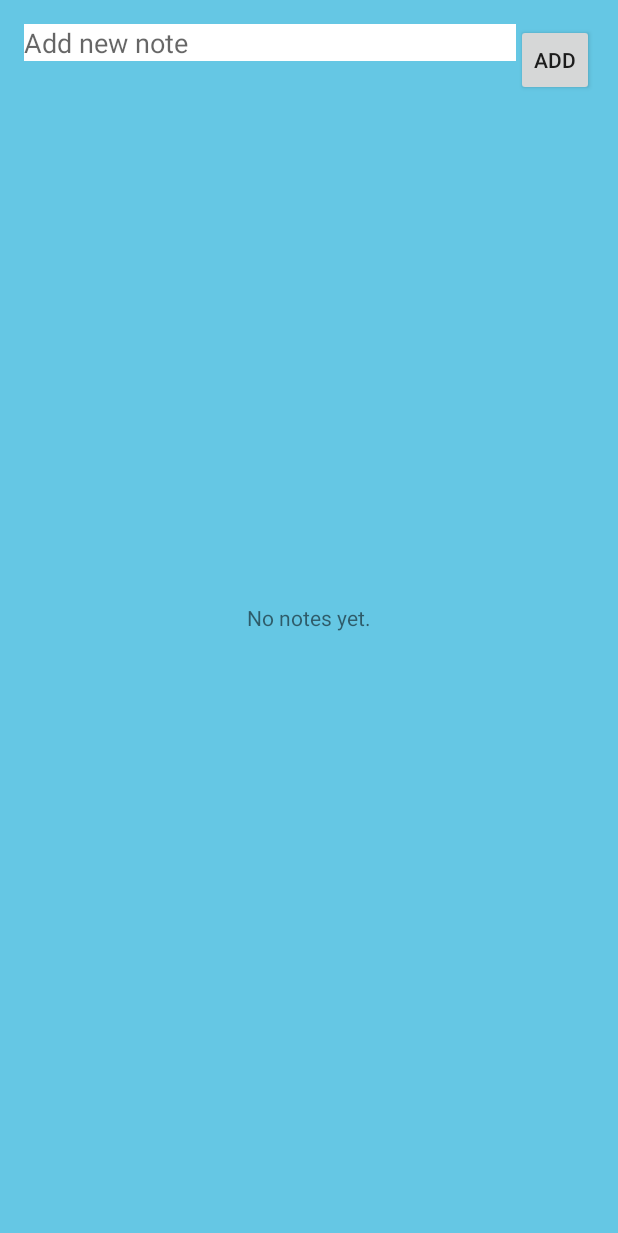
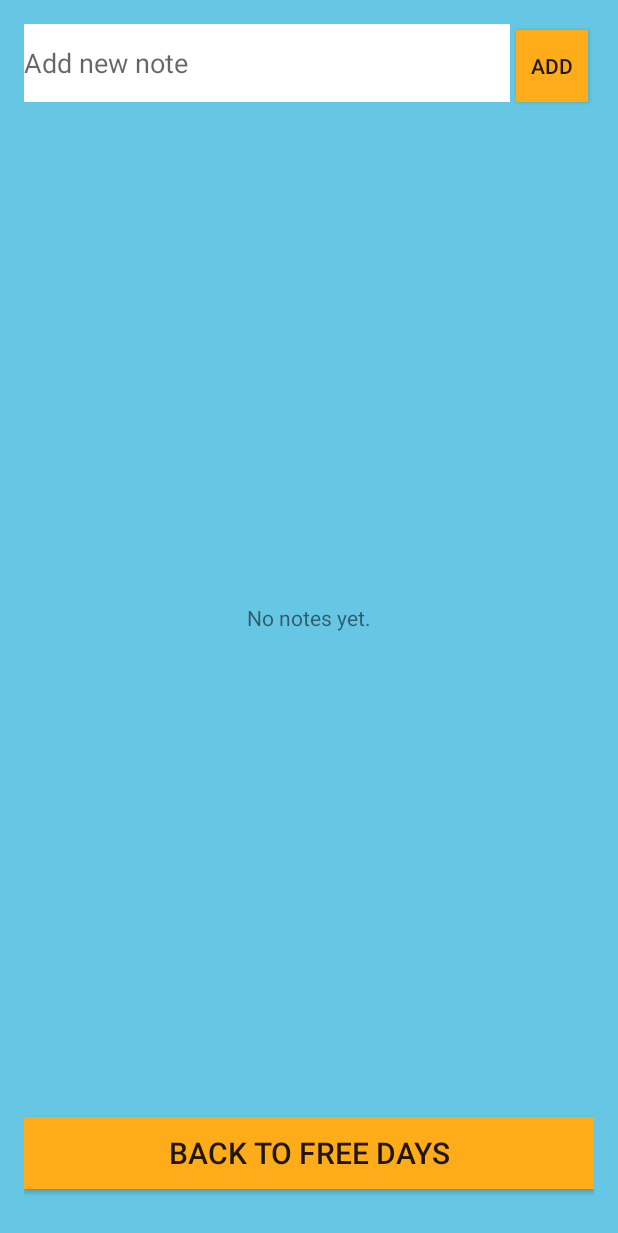
Before and after one commit to nifferdil/Free-Days, an Android app: the CategoryActivity screen opened directly, with no data from a screen before it, on a phone screen of 412 x 824 dp. Shown: the top 1233 px of the screen. Run offline under Robolectric (Android 15) with nearby library versions, the phone set to English and light mode, and no system bars; libraries missing offline, so code that uses them is left out: com.activeandroid, com.activeandroid.annotation, com.activeandroid.query; 4 statements that could not run were skipped.

Commit message:
Adjust layout colors to add orange buttons

```diff
--- a/app/src/main/java/Models/Note.java
+++ b/app/src/main/java/Models/Note.java
@@ -61,7 +61,7 @@ public class Note extends Model{
 //    }
 
     public String getFormattedTime() {
-        SimpleDateFormat formatter = new SimpleDateFormat("EEEE, MMMM d 'at' h:mm");
+        SimpleDateFormat formatter = new SimpleDateFormat("EEE, MMM d 'at' h:mma");
         formatter.setTimeZone(TimeZone.getTimeZone("America/Los Angeles"));
         return formatter.format(mCreatedAt);
     }
--- a/app/src/main/java/UI/CategoryActivity.java
+++ b/app/src/main/java/UI/CategoryActivity.java
@@ -1,6 +1,7 @@
 package ui;
 
 import android.app.ListActivity;
+import android.content.Intent;
 import android.os.Bundle;
 import android.view.View;
 import android.widget.Button;
@@ -20,6 +21,7 @@ public class CategoryActivity extends ListActivity {
     private Category mCategory;
     private ArrayList<Note> mNotes;
     private Button mNewNoteButton;
+    private Button mDaysButton;
     private EditText mNewNoteText;
     private User mUser;
 //    private ArrayAdapter<String> mAdapter;
@@ -37,7 +39,7 @@ public class CategoryActivity extends ListActivity {
         mNewNoteText = (EditText) findViewById(R.id.newNoteText);
 
         mNotes = new ArrayList<Note>();
-        for ( Note note : mCategory.notes() ) {
+        for (Note note : mCategory.notes()) {
             mNotes.add(note);
         }
 
@@ -53,13 +55,23 @@ public class CategoryActivity extends ListActivity {
                 addNote();
             }
         });
+
+        mDaysButton = (Button) findViewById(R.id.daysButton);
+        mDaysButton.setOnClickListener(new View.OnClickListener() {
+            @Override
+            public void onClick(View v) {
+                Intent intent = new Intent(CategoryActivity.this, FreeDaysActivity.class);
+                startActivity(intent);
+            }
+        });
     }
 
             private void addNote() {
-        String content =  mNewNoteText.getText().toString();
+                String content = mNewNoteText.getText().toString();
                 Note newNote = new Note(content, mCategory);
                 newNote.save();
                 mNotes.add(newNote);
                 mAdapter.notifyDataSetChanged();
+                mNewNoteText.setText("");
             }
         }
--- a/app/src/main/res/layout/activity_category.xml
+++ b/app/src/main/res/layout/activity_category.xml
@@ -18,7 +18,8 @@
         android:layout_toLeftOf="@+id/newNoteButton"
         android:layout_alignParentLeft="true"
         android:layout_alignParentStart="true"
-        android:background="@android:color/white" />
+        android:background="@android:color/white"
+        android:layout_alignBottom="@+id/newNoteButton" />
 
     <Button
         style="?android:attr/buttonStyleSmall"
@@ -27,14 +28,14 @@
         android:text="Add"
         android:id="@+id/newNoteButton"
         android:layout_alignParentTop="true"
-        android:layout_alignParentRight="true"
-        android:layout_alignParentEnd="true"/>
+        android:background="#ffac1a"
+        android:layout_alignParentEnd="true"
+        android:layout_margin="4sp" />
 
     <ListView
         android:layout_width="wrap_content"
         android:layout_height="wrap_content"
         android:id="@android:id/list"
-        android:layout_below="@+id/newNoteButton"
         android:layout_alignParentLeft="true"
         android:layout_alignParentStart="true"/>
 
@@ -45,4 +46,15 @@
         android:id="@android:id/empty"
         android:layout_centerVertical="true"
         android:layout_centerHorizontal="true"/>
+
+    <Button
+        android:layout_width="match_parent"
+        android:layout_height="wrap_content"
+        android:text="Back to Free Days"
+        android:id="@+id/daysButton"
+        android:textSize="20sp"
+        android:background="#ffac1a"
+        android:layout_alignParentBottom="true"
+        android:layout_alignParentStart="true"
+        android:layout_marginBottom="15sp" />
 </RelativeLayout>
--- a/app/src/main/res/layout/activity_note.xml
+++ b/app/src/main/res/layout/activity_note.xml
@@ -28,7 +28,8 @@
         android:id="@+id/newCategoryButton"
         android:layout_alignParentTop="true"
         android:layout_alignParentRight="true"
-        android:layout_alignParentEnd="true"/>
+        android:layout_alignParentEnd="true"
+        android:background="#ffac1a" />
 
     <ListView
         android:layout_width="wrap_content"
```
Lines whose indentation alone changed are shown as unchanged.
